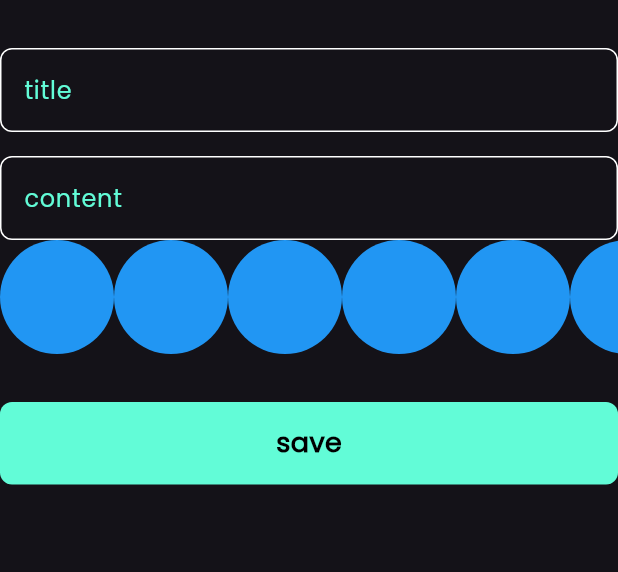
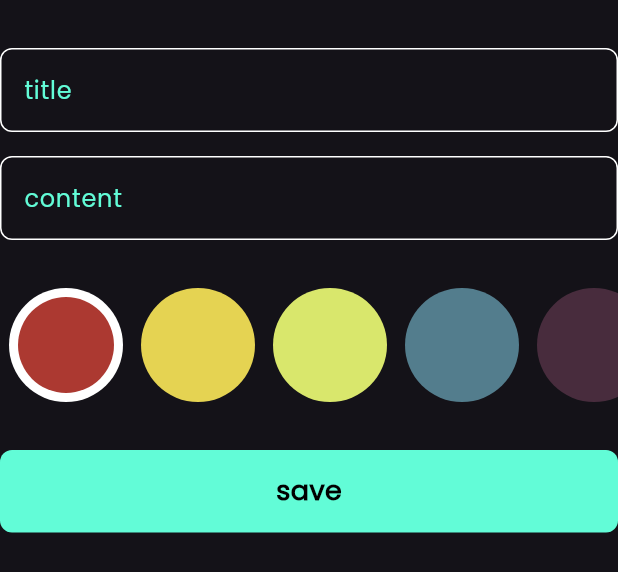
Before and after one commit to rehamkhaled25/notes_app, a Flutter app: the AddNoteForm widget shown alone on an empty page, opened directly, on a phone screen of 412 x 824 dp. Shown: the top 572 px of the screen. Run offline on Flutter 3.47's test engine with Material 3 defaults, Android fonts, the phone set to English and light mode, and no system bars; our stand-ins replace flutter_bloc, hive, hive_flutter; accounts and stored records are empty.

Commit message:
colors list view part 2

```diff
--- a/lib/widgets/add_note_form.dart
+++ b/lib/widgets/add_note_form.dart
@@ -46,6 +46,9 @@
             },
             maxLines: 5,
           ),
+          SizedBox(
+            height: 32,
+          ),
 
           ColorsListView(),
           const SizedBox(height: 32),
--- a/lib/widgets/colors_list_view.dart
+++ b/lib/widgets/colors_list_view.dart
@@ -1,29 +1,66 @@
 import 'package:flutter/material.dart';
 
 class ColorItem extends StatelessWidget {
-  const ColorItem({super.key});
-
+  const ColorItem({super.key,required this.isActive,required this.color});
+final bool isActive;
+final Color color;
   @override
   Widget build(BuildContext context) {
-    return const CircleAvatar(
-      backgroundColor: Colors.blue,
+    return isActive ?
+      CircleAvatar(
       radius: 38,
+      backgroundColor: Colors.white,
+      child:  CircleAvatar(
+        backgroundColor: color,
+        radius: 32,
+      ),
+    ) :  CircleAvatar(
+      radius: 38,
+      backgroundColor: color,
     );
   }
 }
-class ColorsListView extends StatelessWidget {
+class ColorsListView extends StatefulWidget {
   const ColorsListView({super.key});
 
+  @override
+  State<ColorsListView> createState() => _ColorsListViewState();
+}
+
+class _ColorsListViewState extends State<ColorsListView> {
+  int currentIndex= 0;
+  List<Color>colors=[ const
+    Color(0xffAC3931),
+    Color(0XffE5D352),
+    Color(0xffD9E76C),
+    Color(0xff537D8D),
+    Color(0xff482C3D)
+
+  ];
   @override
   Widget build(BuildContext context) {
     return SizedBox(
       height: 38*2,
       child: ListView.builder(
-        itemCount: 10,
+        itemCount: colors.length,
         scrollDirection: Axis.horizontal,
         itemBuilder: (context,index){
 
-          return ColorItem();
+          return Padding(
+            padding: const EdgeInsets.symmetric(horizontal: 6.0),
+            child: GestureDetector(
+              onTap: (){
+                currentIndex = index;
+                setState(() {
+
+                });
+              },
+              child: ColorItem(
+                color: colors[index] ,
+                isActive: currentIndex == index  ,
+              ),
+            ),
+          );
         }
 
         ),
```
